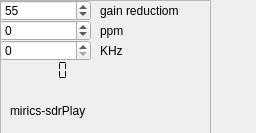
This is src/input/sdrplay/sdrplay-widget.ui in AlbrechtL/sdr-j-dab as Qt 5 draws it before an edit. The edited form follows.
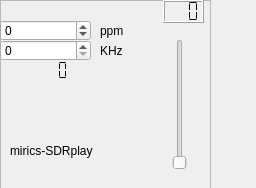
This is the edited form.

Commit message: added agc to dabstick panel

```diff
--- a/src/input/sdrplay/sdrplay-widget.ui
+++ b/src/input/sdrplay/sdrplay-widget.ui
@@ -7,7 +7,7 @@
     <x>0</x>
     <y>0</y>
     <width>256</width>
-    <height>133</height>
+    <height>188</height>
    </rect>
   </property>
   <property name="windowTitle">
@@ -32,29 +32,13 @@
     <property name="geometry">
      <rect>
       <x>10</x>
-      <y>100</y>
+      <y>140</y>
       <width>101</width>
       <height>21</height>
      </rect>
     </property>
     <property name="text">
-     <string>mirics-sdrPlay</string>
-    </property>
-   </widget>
-   <widget class="QSpinBox" name="externalGain">
-    <property name="geometry">
-     <rect>
-      <x>0</x>
-      <y>0</y>
-      <width>91</width>
-      <height>21</height>
-     </rect>
-    </property>
-    <property name="maximum">
-     <number>103</number>
-    </property>
-    <property name="value">
-     <number>55</number>
+     <string>mirics-SDRplay</string>
     </property>
    </widget>
    <widget class="QSpinBox" name="f_correction">
@@ -112,19 +96,6 @@
      <string>ppm</string>
     </property>
    </widget>
-   <widget class="QLabel" name="label_5">
-    <property name="geometry">
-     <rect>
-      <x>100</x>
-      <y>0</y>
-      <width>101</width>
-      <height>21</height>
-     </rect>
-    </property>
-    <property name="text">
-     <string>gain reductiom</string>
-    </property>
-   </widget>
    <widget class="QLabel" name="statusLabel">
     <property name="geometry">
      <rect>
@@ -154,6 +125,35 @@
      <enum>QLCDNumber::Flat</enum>
     </property>
    </widget>
+   <widget class="QSlider" name="gainSlider">
+    <property name="geometry">
+     <rect>
+      <x>170</x>
+      <y>39</y>
+      <width>20</width>
+      <height>131</height>
+     </rect>
+    </property>
+    <property name="orientation">
+     <enum>Qt::Vertical</enum>
+    </property>
+   </widget>
+   <widget class="QLCDNumber" name="gainDisplay">
+    <property name="geometry">
+     <rect>
+      <x>163</x>
+      <y>0</y>
+      <width>41</width>
+      <height>23</height>
+     </rect>
+    </property>
+    <property name="digitCount">
+     <number>3</number>
+    </property>
+    <property name="segmentStyle">
+     <enum>QLCDNumber::Flat</enum>
+    </property>
+   </widget>
   </widget>
  </widget>
  <resources/>
```
The commit also changes 7 other files.
